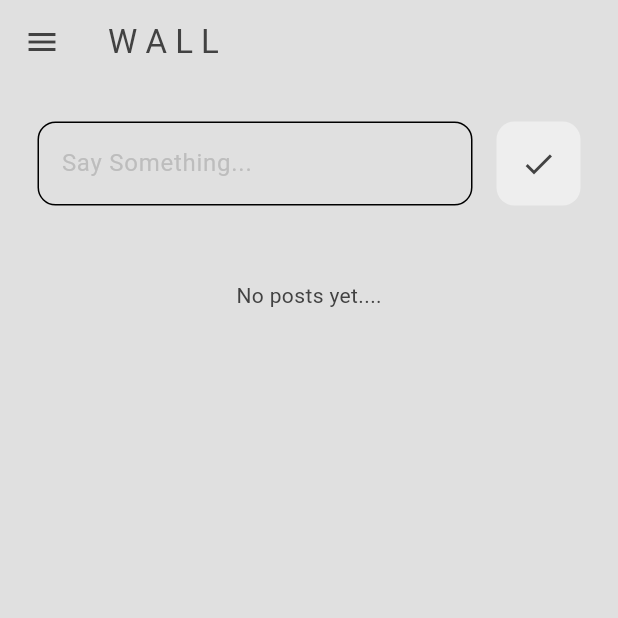
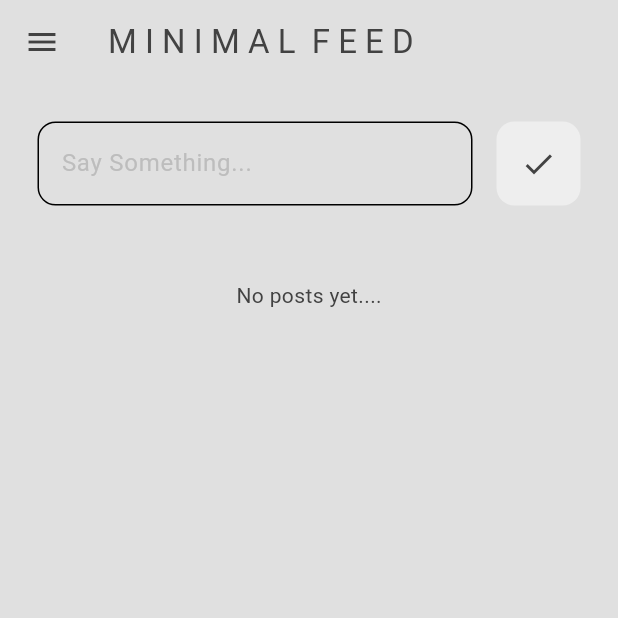
Before and after one commit to hareesh-r/flutter_firebase_integ, a Flutter app: the screen it shows once a user with an empty profile is signed in, on a phone screen of 412 x 824 dp, the top half of it. Run offline on Flutter 3.47's test engine with Material 3 defaults, Android fonts, the light colour scheme and no system bars; our stand-ins replace cloud_firestore, firebase_auth, firebase_core; accounts and stored records are empty; generated files the repository leaves out were written again.

Commit message:
fix : minor fixes

```diff
--- a/lib/pages/home_page.dart
+++ b/lib/pages/home_page.dart
@@ -33,7 +33,7 @@ class HomePage extends StatelessWidget {
       resizeToAvoidBottomInset : false,
       backgroundColor: Theme.of(context).colorScheme.surface,
       appBar: AppBar(
-        title: const Text("W A L L"),
+        title: const Text("M I N I M A L  F E E D"),
         elevation: 0,
         backgroundColor: Colors.transparent,
         foregroundColor: Theme.of(context).colorScheme.inversePrimary,
```
